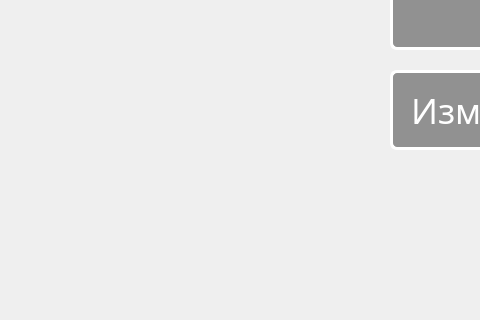
First picture: the form in main_window_admin.ui, repository Bubblegubm/appforstaff, before the edit; both pictures show x 0 to 480 and y 400 to 720 of the 1280 by 720 pixel window.
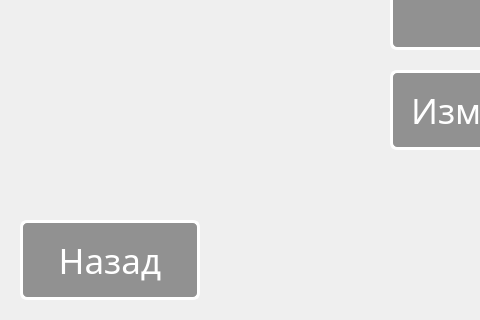
Second picture: the form after the edit.

Commit message: Delete profile_admin Update main_window, main_window_admin, profile, authorization, change_password and app_db.db

Patch:
```diff
--- a/main_window_admin.ui
+++ b/main_window_admin.ui
@@ -273,6 +273,56 @@
                     <string>Статистика пользователей</string>
                 </property>
             </widget>
+            <widget class="QPushButton" name="ButtonBack">
+                <property name="enabled">
+                    <bool>true</bool>
+                </property>
+                <property name="geometry">
+                    <rect>
+                        <x>20</x>
+                        <y>620</y>
+                        <width>180</width>
+                        <height>80</height>
+                    </rect>
+                </property>
+                <property name="maximumSize">
+                    <size>
+                        <width>16777215</width>
+                        <height>16777215</height>
+                    </size>
+                </property>
+                <property name="font">
+                    <font>
+                        <family>Ambient(RUS BY LYAJKA)</family>
+                        <pointsize>26</pointsize>
+                        <weight>50</weight>
+                        <italic>false</italic>
+                        <bold>false</bold>
+                    </font>
+                </property>
+                <property name="styleSheet">
+                    <string notr="true">QPushButton{
+                        color: rgb(255, 255, 255);
+                        border: 3px solid rgb(255, 255, 255);
+                        border-radius: 7px;
+                        font: 26pt &quot;Ambient(RUS BY LYAJKA)&quot;;
+                        background-color: rgba(0, 0, 0, 100);
+                        width: 50px;
+                        }
+
+                        QPushButton::hover{
+                        background-color: rgba(0, 0, 0, 150);
+                        }
+
+                        QPushButton::pressed{
+                        background-color: rgba(0, 0, 0, 200);
+                        }
+                    </string>
+                </property>
+                <property name="text">
+                    <string>Назад</string>
+                </property>
+            </widget>
         </widget>
     </widget>
     <resources/>
```
The commit also changes 8 other files.
